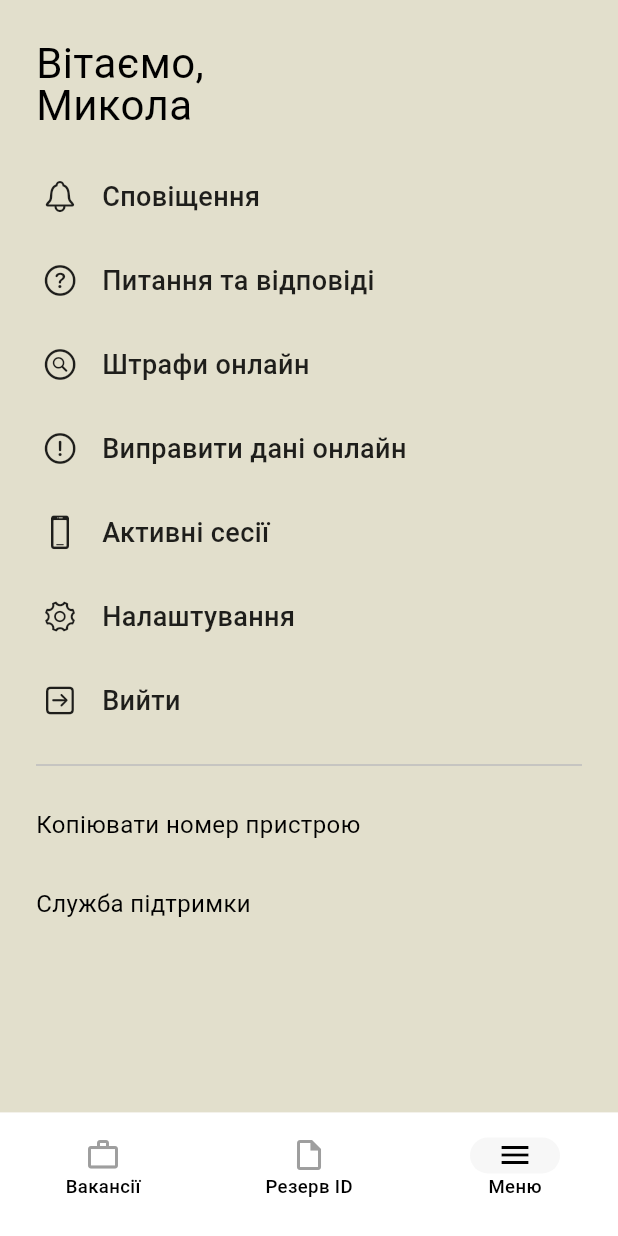
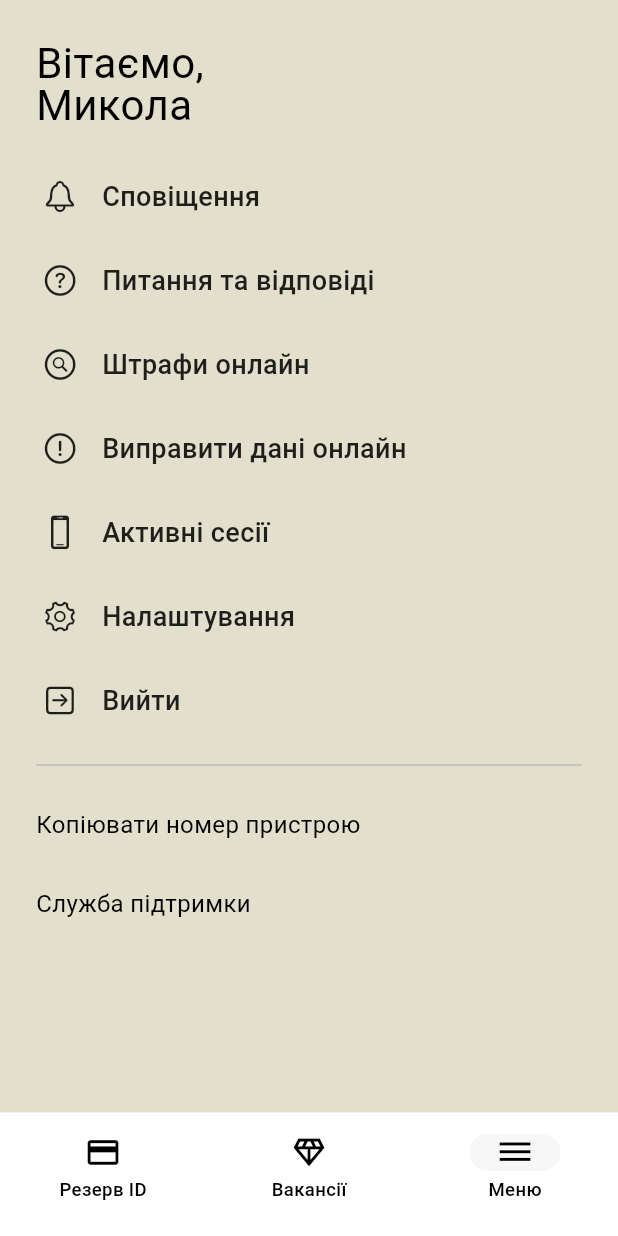
Before and after one commit to PrudkoVitaly/reserv_plus_bloc, a Flutter app: the MainPage screen opened directly, item 3 of the bottom bar chosen, on a phone screen of 412 x 824 dp. Run offline on Flutter 3.47's test engine with Material 3 defaults, Android fonts, the phone set to English and light mode, and no system bars; our stand-ins replace camera, device_info_plus, equatable, flutter_bloc, loading_animation_widget, local_auth and 5 more; missing offline and left inert: mobile_scanner; accounts and stored records are empty.

Commit message:
Обновлён BottomNavigationBar: новый порядок табов и иконки
- Изменён порядок: Резерв ID (0), Вакансії (1), Меню (2)
- Новые иконки: credit_card, diamond, dehaze
- Добавлена анимация при клике на табы

🤖 Generated with [Claude Code](https://claude.com/claude-code)

Co-Authored-By: Claude Opus 4.5 <noreply@anthropic.com>

```diff
--- a/lib/features/main/presentation/pages/main_page.dart
+++ b/lib/features/main/presentation/pages/main_page.dart
@@ -25,7 +25,6 @@ class _MainPageState extends State<MainPage> with TickerProviderStateMixin {
   @override
   void initState() {
     super.initState();
-    // Инициализируем BLoC
     context.read<MainBloc>().add(const MainInitialized());
 
     _animationController = AnimationController(
@@ -41,7 +40,6 @@ class _MainPageState extends State<MainPage> with TickerProviderStateMixin {
       curve: Curves.easeOut,
     ));
 
-    // Запускаем анимацию для кнопки "Документ" при первой загрузке
     WidgetsBinding.instance.addPostFrameCallback((_) {
       _startAnimation();
     });
@@ -114,8 +112,8 @@ class _MainPageState extends State<MainPage> with TickerProviderStateMixin {
 
   Widget _buildMainContent(MainLoaded state) {
     final screens = [
+      const DefaultMainScreen(key: ValueKey('document')),
       const VacanciesScreen(key: ValueKey('vacancies')),
-      const DefaultMainScreen(key: ValueKey('document')),
       const MenuScreen(key: ValueKey('menu')),
     ];
 
@@ -149,7 +147,7 @@ class _MainPageState extends State<MainPage> with TickerProviderStateMixin {
         },
         child: state.navigationState.selectedIndex == -1
             ? const DefaultMainScreen(key: ValueKey('document'))
-            : screens[state.navigationState.selectedIndex],
+            : screens[state.navigationState.selectedIndex.clamp(0, 2)],
       ),
       bottomNavigationBar: _buildBottomNavigationBar(state),
     );
@@ -159,24 +157,17 @@ class _MainPageState extends State<MainPage> with TickerProviderStateMixin {
     final screenHeight = MediaQuery.of(context).size.height;
     final screenWidth = MediaQuery.of(context).size.width;
 
-    // Динамическая высота - 10% от высоты экрана (минимум 90, максимум 100)
     final navBarHeight = (screenHeight * 0.10).clamp(80.0, 100.0);
-
-    // Динамический размер иконок - 5% от ширины экрана
-    final iconSize = (screenWidth * 0.05).clamp(24.0, 24.0);
-
-    // Динамический размер текста - 3% от ширины экрана
+    final iconSize = (screenWidth * 0.06).clamp(24.0, 28.0);
     final textSize = (screenWidth * 0.03).clamp(12.0, 14.0);
 
     return SizedBox(
       height: navBarHeight,
       child: BottomNavigationBar(
         type: BottomNavigationBarType.fixed,
-        backgroundColor: state.navigationState.isContainerVisible
-            ? const Color.fromRGBO(106, 105, 94, 1)
-            : Colors.white,
+        backgroundColor: Colors.white,
         currentIndex: state.navigationState.selectedIndex == -1
-            ? 1
+            ? 0
             : state.navigationState.selectedIndex.clamp(0, 2),
         elevation: 0,
         selectedItemColor: Colors.black,
@@ -185,6 +176,7 @@ class _MainPageState extends State<MainPage> with TickerProviderStateMixin {
           context.read<MainBloc>().add(MainNavigationChanged(index));
         },
         items: [
+          // Резерв ID (index 0)
           BottomNavigationBarItem(
             icon: GestureDetector(
               behavior: HitTestBehavior.opaque,
@@ -193,6 +185,7 @@ class _MainPageState extends State<MainPage> with TickerProviderStateMixin {
                 context.read<MainBloc>().add(const MainNavigationChanged(0));
               },
               child: Column(
+                mainAxisSize: MainAxisSize.min,
                 children: [
                   AnimatedBuilder(
                     animation: _opacityAnimation,
@@ -200,28 +193,27 @@ class _MainPageState extends State<MainPage> with TickerProviderStateMixin {
                       return Container(
                         padding: const EdgeInsets.symmetric(horizontal: 18),
                         decoration: BoxDecoration(
-                          color: state.navigationState.selectedIndex == 0
+                          color: (state.navigationState.selectedIndex == 0 ||
+                                  state.navigationState.selectedIndex == -1)
                               ? Colors.grey[300]
                                   ?.withValues(alpha: _opacityAnimation.value)
                               : Colors.transparent,
                           borderRadius: BorderRadius.circular(15),
                         ),
-                        child: state.navigationState.selectedIndex == 0
-                            ? Icon(
-                                Icons.work,
+                        child: Icon(
+                          (state.navigationState.selectedIndex == 0 ||
+                                  state.navigationState.selectedIndex == -1)
+                              ? Icons.credit_card
+                              : Icons.credit_card_outlined,
                           size: iconSize,
                           color: Colors.black,
-                              )
-                            : Icon(
-                                Icons.work_outline,
-                                size: iconSize,
-                                color: Colors.grey,
                         ),
                       );
                     },
                   ),
+                  const SizedBox(height: 4),
                   Text(
-                    "Вакансії",
+                    "Резерв ID",
                     style: TextStyle(
                       fontSize: textSize,
                       color: Colors.black,
@@ -233,6 +225,7 @@ class _MainPageState extends State<MainPage> with TickerProviderStateMixin {
             ),
             label: '',
           ),
+          // Вакансії (index 1)
           BottomNavigationBarItem(
             icon: GestureDetector(
               behavior: HitTestBehavior.opaque,
@@ -249,30 +242,25 @@ class _MainPageState extends State<MainPage> with TickerProviderStateMixin {
                       return Container(
                         padding: const EdgeInsets.symmetric(horizontal: 18),
                         decoration: BoxDecoration(
-                          color: (state.navigationState.selectedIndex == 1 ||
-                                  state.navigationState.selectedIndex == -1)
+                          color: state.navigationState.selectedIndex == 1
                               ? Colors.grey[300]
                                   ?.withValues(alpha: _opacityAnimation.value)
                               : Colors.transparent,
                           borderRadius: BorderRadius.circular(15),
                         ),
-                        child: (state.navigationState.selectedIndex == 1 ||
-                                state.navigationState.selectedIndex == -1)
-                            ? Icon(
-                                Icons.insert_drive_file,
+                        child: Icon(
+                          state.navigationState.selectedIndex == 1
+                              ? Icons.diamond
+                              : Icons.diamond_outlined,
                           size: iconSize,
                           color: Colors.black,
-                              )
-                            : Icon(
-                                Icons.insert_drive_file_outlined,
-                                size: iconSize,
-                                color: Colors.grey,
                         ),
                       );
                     },
                   ),
+                  const SizedBox(height: 4),
                   Text(
-                    "Резерв ID",
+                    "Вакансії",
                     style: TextStyle(
                       fontSize: textSize,
                       color: Colors.black,
@@ -284,6 +272,7 @@ class _MainPageState extends State<MainPage> with TickerProviderStateMixin {
             ),
             label: '',
           ),
+          // Меню (index 2)
           BottomNavigationBarItem(
             icon: GestureDetector(
               behavior: HitTestBehavior.opaque,
@@ -295,6 +284,7 @@ class _MainPageState extends State<MainPage> with TickerProviderStateMixin {
                 clipBehavior: Clip.none,
                 children: [
                   Column(
+                    mainAxisSize: MainAxisSize.min,
                     children: [
                       AnimatedBuilder(
                         animation: _opacityAnimation,
@@ -303,25 +293,20 @@ class _MainPageState extends State<MainPage> with TickerProviderStateMixin {
                             padding: const EdgeInsets.symmetric(horizontal: 18),
                             decoration: BoxDecoration(
                               color: state.navigationState.selectedIndex == 2
-                                  ? Colors.grey[300]?.withValues(
-                                      alpha: _opacityAnimation.value)
+                                  ? Colors.grey[300]
+                                      ?.withValues(alpha: _opacityAnimation.value)
                                   : Colors.transparent,
                               borderRadius: BorderRadius.circular(15),
                             ),
-                            child: state.navigationState.selectedIndex == 2
-                                ? Icon(
-                                    Icons.menu,
+                            child: Icon(
+                              Icons.dehaze,
                               size: iconSize,
                               color: Colors.black,
-                                  )
-                                : Icon(
-                                    Icons.menu_outlined,
-                                    size: iconSize,
-                                    color: Colors.grey,
                             ),
                           );
                         },
                       ),
+                      const SizedBox(height: 4),
                       Text(
                         "Меню",
                         style: TextStyle(
@@ -334,19 +319,14 @@ class _MainPageState extends State<MainPage> with TickerProviderStateMixin {
                   ),
                   if (state.navigationState.hasNotifications)
                     Positioned(
-                      right: 18,
-                      top: 4,
+                      right: 14,
+                      top: -2,
                       child: Container(
-                        width: 11,
-                        height: 11,
-                        padding: const EdgeInsets.all(2),
+                        width: 10,
+                        height: 10,
                         decoration: const BoxDecoration(
-                          color: Colors.white,
+                          color: Colors.red,
                           shape: BoxShape.circle,
-                        ),
-                        child: const CircleAvatar(
-                          radius: 4,
-                          backgroundColor: Colors.red,
                         ),
                       ),
                     ),
```
Lines whose indentation alone changed are shown as unchanged.
